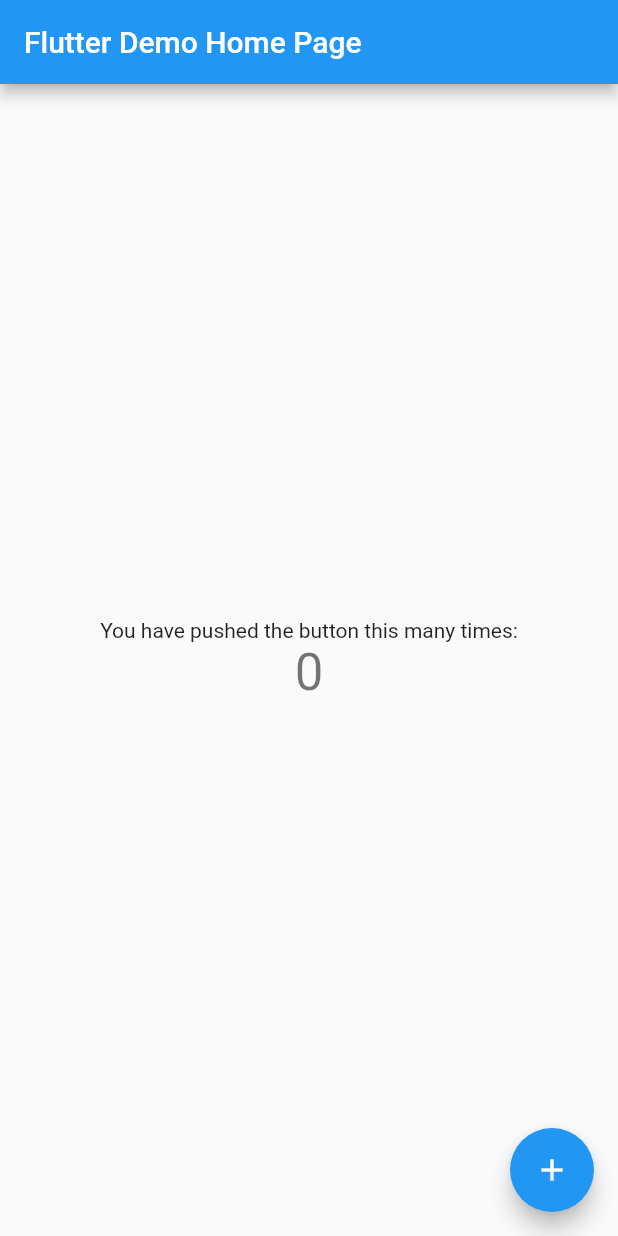
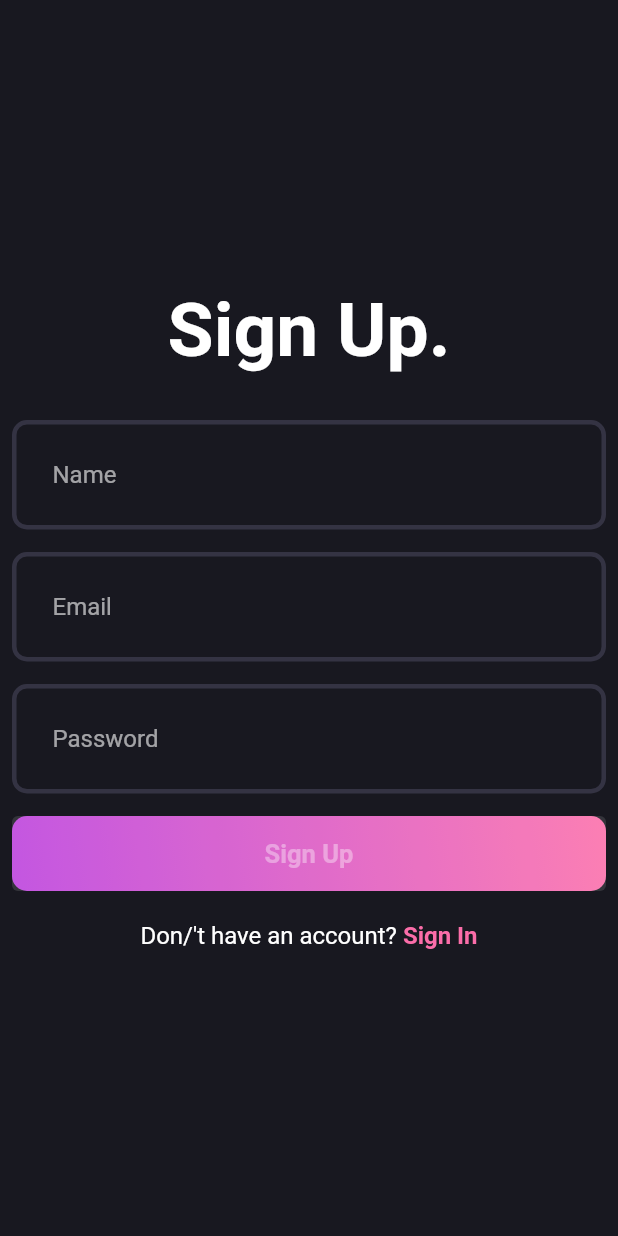
Before and after one commit to CoffeeAndCommit/BlogAppWithSupabase, a Flutter app: the screen it shows after launch, on a phone screen of 412 x 824 dp. Run offline on Flutter 3.47's test engine with Material 2 defaults, Android fonts, the phone set to English and light mode, and no system bars.

Commit message:
signup page

```diff
--- /dev/null
+++ b/lib/core/theme/app_color.dart
@@ -0,0 +1,13 @@
+import 'package:flutter/material.dart';
+
+class AppColor {
+  static const Color backgroundColor = Color.fromRGBO(24, 24, 32, 1);
+  static const Color gradient1 = Color.fromRGBO(187, 63, 221, 1);
+  static const Color gradient2 = Color.fromRGBO(251, 109, 169, 1);
+  static const Color gradient3 = Color.fromRGBO(255, 159, 124, 1);
+  static const Color borderColor = Color.fromRGBO(52, 51, 67, 1);
+  static const Color whiteColor = Colors.white;
+  static const Color greyColor = Colors.grey;
+  static const Color errorColor = Colors.redAccent;
+  static const Color transparentColor = Colors.transparent;
+}
--- /dev/null
+++ b/lib/core/theme/theme.dart
@@ -0,0 +1,30 @@
+import 'package:flutter/material.dart';
+
+import 'app_color.dart';
+
+class AppTheme {
+  static _border([Color color = AppColor.borderColor]) => OutlineInputBorder(
+        borderSide: BorderSide(
+          color: color,
+          width: 3,
+        ),
+        borderRadius: BorderRadius.circular(10),
+      );
+  static final darkThemeMode = ThemeData.dark().copyWith(
+    scaffoldBackgroundColor: AppColor.backgroundColor,
+    appBarTheme: const AppBarTheme(
+      backgroundColor: AppColor.backgroundColor,
+    ),
+    chipTheme: const ChipThemeData(
+       backgroundColor: AppColor.backgroundColor,
+      side: BorderSide.none,
+    ),
+    inputDecorationTheme: InputDecorationTheme(
+      contentPadding: const EdgeInsets.all(27),
+      border: _border(),
+      enabledBorder: _border(),
+      focusedBorder: _border(AppColor.gradient2),
+      errorBorder: _border(AppColor.errorColor),
+    ),
+  );
+}
--- /dev/null
+++ b/lib/features/auth/presentation/pages/signup_page.dart
@@ -0,0 +1,68 @@
+import 'package:blog_app/core/theme/app_color.dart';
+import 'package:blog_app/features/auth/presentation/widgets/auth_field.dart';
+import 'package:blog_app/features/auth/presentation/widgets/auth_gradient_button.dart';
+import 'package:flutter/material.dart';
+
+class SignUpPage extends StatefulWidget {
+  const SignUpPage({super.key});
+
+  @override
+  State<SignUpPage> createState() => _SignUpPageState();
+}
+
+class _SignUpPageState extends State<SignUpPage> {
+  @override
+  Widget build(BuildContext context) {
+    return Scaffold(
+        backgroundColor: AppColor.backgroundColor,
+        body: Padding(
+          padding: const EdgeInsets.all(8.0),
+          child: Column(
+            mainAxisAlignment: MainAxisAlignment.center,
+            children: [
+              const Text(
+                "Sign Up.",
+                style: TextStyle(fontWeight: FontWeight.bold, fontSize: 50),
+              ),
+              const SizedBox(
+                height: 30,
+              ),
+              const AuthField(
+                hinttext: "Name",
+              ),
+              const SizedBox(
+                height: 15,
+              ),
+              const AuthField(
+                hinttext: "Email",
+              ),
+              const SizedBox(
+                height: 15,
+              ),
+              const AuthField(
+                hinttext: "Password",
+              ),
+              const SizedBox(
+                height: 15,
+              ),
+              const AuthGradientButton(onPressed: null),
+              const SizedBox(
+                height: 20,
+              ),
+              RichText(
+                  text: TextSpan(
+                      children: [
+                    TextSpan(
+                      text: 'Sign In',
+                      style: Theme.of(context).textTheme.titleMedium!.copyWith(
+                          color: AppColor.gradient2,
+                          fontWeight: FontWeight.bold),
+                    )
+                  ],
+                      text: "Don/'t have an account? ",
+                      style: Theme.of(context).textTheme.titleMedium))
+            ],
+          ),
+        ));
+  }
+}
--- /dev/null
+++ b/lib/features/auth/presentation/widgets/auth_field.dart
@@ -0,0 +1,19 @@
+import 'package:flutter/material.dart';
+
+class AuthField extends StatelessWidget {
+  final String? Function(String?)? validator;
+ final String? hinttext;
+ const AuthField({
+    super.key,
+    this.hinttext,
+    this.validator,
+  });
+
+  @override
+  Widget build(BuildContext context) {
+    return TextFormField(
+      decoration: InputDecoration(hintText: hinttext),
+      validator: validator,
+    );
+  }
+}
--- /dev/null
+++ b/lib/features/auth/presentation/widgets/auth_gradient_button.dart
@@ -0,0 +1,43 @@
+import 'package:blog_app/core/theme/app_color.dart';
+import 'package:flutter/material.dart';
+
+class AuthGradientButton extends StatefulWidget {
+  final Function()? onPressed;
+  const AuthGradientButton({super.key, this.onPressed});
+
+  @override
+  State<AuthGradientButton> createState() => _AuthGradientButtonState();
+}
+
+class _AuthGradientButtonState extends State<AuthGradientButton> {
+  @override
+  Widget build(BuildContext context) {
+    return Container(
+      decoration: BoxDecoration(
+          borderRadius: BorderRadius.circular(10),
+          gradient: const LinearGradient(
+              begin: Alignment.bottomLeft,
+              end: Alignment.topRight,
+              colors: [
+                AppColor.gradient1,
+                AppColor.gradient2,
+                // AppColor.gradient3,
+              ])),
+      child: ElevatedButton(
+        style: ElevatedButton.styleFrom(
+          backgroundColor: AppColor.transparentColor,
+          shadowColor: AppColor.transparentColor,
+          fixedSize: Size(MediaQuery.of(context).size.width, 50),
+        ),
+        onPressed: widget.onPressed,
+        child: const Text(
+          "Sign Up",
+          style: TextStyle(
+            fontSize: 17,
+            fontWeight: FontWeight.w700,
+          ),
+        ),
+      ),
+    );
+  }
+}
--- a/lib/main.dart
+++ b/lib/main.dart
@@ -1,3 +1,5 @@
+import 'package:blog_app/core/theme/theme.dart';
+import 'package:blog_app/features/auth/presentation/pages/signup_page.dart';
 import 'package:flutter/material.dart';
 
 void main() {
@@ -11,65 +13,10 @@ class MyApp extends StatelessWidget {
   @override
   Widget build(BuildContext context) {
     return MaterialApp(
-      title: 'Flutter Demo',
-      theme: ThemeData(
-
-        // is not restarted.
-        primarySwatch: Colors.blue,
-      ),
-      home: const MyHomePage(title: 'Flutter Demo Home Page'),
+      debugShowCheckedModeBanner: false,
+      title: 'Blog App',
+      theme: AppTheme.darkThemeMode,
+      home: const SignUpPage(),
     );
   }
 }
-
-class MyHomePage extends StatefulWidget {
-  const MyHomePage({super.key, required this.title});
-
-
-  final String title;
-
-  @override
-  State<MyHomePage> createState() => _MyHomePageState();
-}
-
-class _MyHomePageState extends State<MyHomePage> {
-  int _counter = 0;
-
-  void _incrementCounter() {
-    setState(() {
-
-      _counter++;
-    });
-  }
-
-  @override
-  Widget build(BuildContext context) {
-
-    return Scaffold(
-      appBar: AppBar(
-               title: Text(widget.title),
-      ),
-      body: Center(
-
-        child: Column(
-
-          mainAxisAlignment: MainAxisAlignment.center,
-          children: <Widget>[
-            const Text(
-              'You have pushed the button this many times:',
-            ),
-            Text(
-              '$_counter',
-              style: Theme.of(context).textTheme.headline4,
-            ),
-          ],
-        ),
-      ),
-      floatingActionButton: FloatingActionButton(
-        onPressed: _incrementCounter,
-        tooltip: 'Increment',
-        child: const Icon(Icons.add),
-      ), // This trailing comma makes auto-formatting nicer for build methods.
-    );
-  }
-}
```
